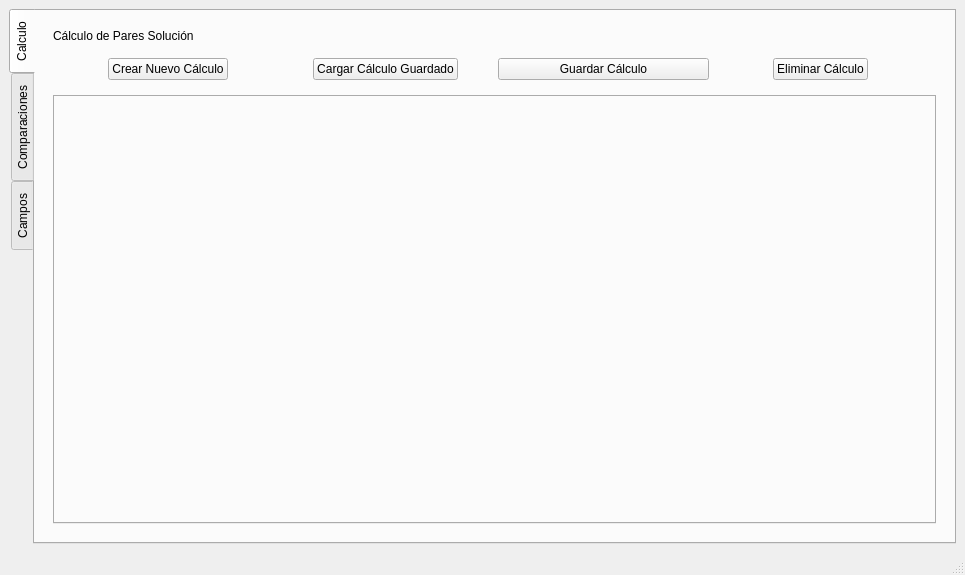
Before: the Qt Designer form src/designer/main_application.ui in fer90/taller3-tpfinal, drawn with Qt 5.
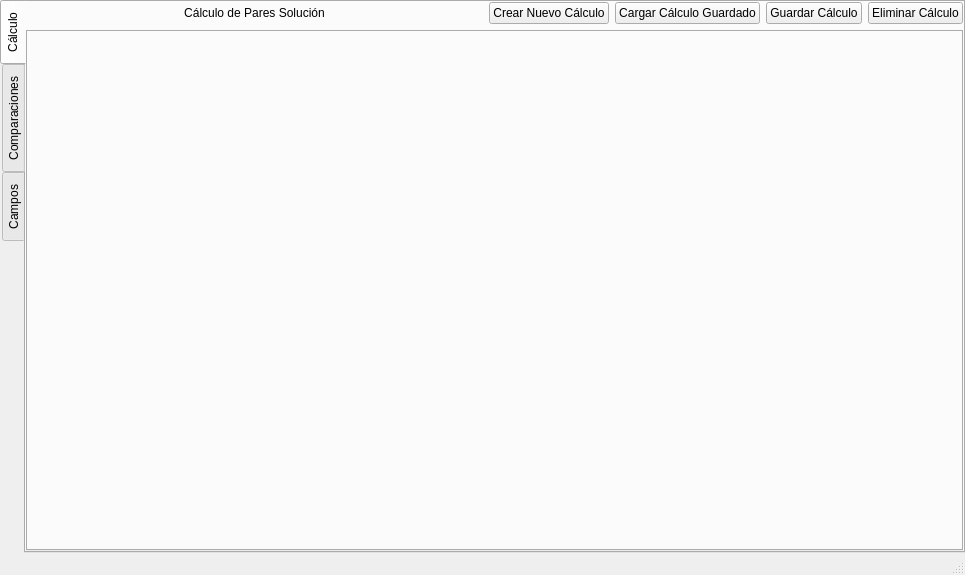
After: the same form once the commit is applied.

```diff
--- a/src/designer/main_application.ui
+++ b/src/designer/main_application.ui
@@ -15,6 +15,9 @@
   </property>
   <widget class="QWidget" name="centralwidget">
    <layout class="QHBoxLayout" name="horizontalLayout">
+    <property name="margin">
+     <number>0</number>
+    </property>
     <item>
      <widget class="QTabWidget" name="MainWindowTab">
       <property name="tabPosition">
@@ -25,25 +28,18 @@
       </property>
       <widget class="QWidget" name="calculation_window">
        <attribute name="title">
-        <string>Calculo</string>
+        <string>Cálculo</string>
        </attribute>
        <layout class="QVBoxLayout" name="verticalLayout_5">
+        <property name="margin">
+         <number>0</number>
+        </property>
         <item>
          <widget class="QWidget" name="calculation_window_container" native="true">
           <layout class="QVBoxLayout" name="verticalLayout_4">
-           <item>
-            <widget class="QLabel" name="calculation_window_label">
-             <property name="sizePolicy">
-              <sizepolicy hsizetype="Preferred" vsizetype="Minimum">
-               <horstretch>0</horstretch>
-               <verstretch>0</verstretch>
-              </sizepolicy>
-             </property>
-             <property name="text">
-              <string>Cálculo de Pares Solución</string>
-             </property>
-            </widget>
-           </item>
+           <property name="margin">
+            <number>0</number>
+           </property>
            <item>
             <widget class="QWidget" name="calculation_management_buttons_container" native="true">
              <property name="sizePolicy">
@@ -53,8 +49,33 @@
               </sizepolicy>
              </property>
              <layout class="QHBoxLayout" name="horizontalLayout_3">
-              <item alignment="Qt::AlignHCenter">
+              <property name="margin">
+               <number>0</number>
+              </property>
+              <item>
+               <widget class="QLabel" name="calculation_window_label">
+                <property name="sizePolicy">
+                 <sizepolicy hsizetype="MinimumExpanding" vsizetype="Minimum">
+                  <horstretch>0</horstretch>
+                  <verstretch>0</verstretch>
+                 </sizepolicy>
+                </property>
+                <property name="text">
+                 <string>Cálculo de Pares Solución</string>
+                </property>
+                <property name="alignment">
+                 <set>Qt::AlignCenter</set>
+                </property>
+               </widget>
+              </item>
+              <item>
                <widget class="QPushButton" name="create_new_calculation_button">
+                <property name="sizePolicy">
+                 <sizepolicy hsizetype="Minimum" vsizetype="Fixed">
+                  <horstretch>0</horstretch>
+                  <verstretch>0</verstretch>
+                 </sizepolicy>
+                </property>
                 <property name="text">
                  <string>Crear Nuevo Cálculo</string>
                 </property>
@@ -62,6 +83,12 @@
               </item>
               <item alignment="Qt::AlignHCenter">
                <widget class="QPushButton" name="open_saved_calculation_button">
+                <property name="sizePolicy">
+                 <sizepolicy hsizetype="Minimum" vsizetype="Fixed">
+                  <horstretch>0</horstretch>
+                  <verstretch>0</verstretch>
+                 </sizepolicy>
+                </property>
                 <property name="text">
                  <string>Cargar Cálculo Guardado</string>
                 </property>
@@ -69,6 +96,12 @@
               </item>
               <item>
                <widget class="QPushButton" name="save_calculation_button">
+                <property name="sizePolicy">
+                 <sizepolicy hsizetype="Minimum" vsizetype="Fixed">
+                  <horstretch>0</horstretch>
+                  <verstretch>0</verstretch>
+                 </sizepolicy>
+                </property>
                 <property name="text">
                  <string>Guardar Cálculo</string>
                 </property>
@@ -76,6 +109,12 @@
               </item>
               <item alignment="Qt::AlignHCenter">
                <widget class="QPushButton" name="delete_calculation_button">
+                <property name="sizePolicy">
+                 <sizepolicy hsizetype="Minimum" vsizetype="Fixed">
+                  <horstretch>0</horstretch>
+                  <verstretch>0</verstretch>
+                 </sizepolicy>
+                </property>
                 <property name="text">
                  <string>Eliminar Cálculo</string>
                 </property>
@@ -101,9 +140,15 @@
         <string>Comparaciones</string>
        </attribute>
        <layout class="QHBoxLayout" name="horizontalLayout_4">
+        <property name="margin">
+         <number>0</number>
+        </property>
         <item>
          <widget class="QWidget" name="comparation_container" native="true">
           <layout class="QHBoxLayout" name="horizontalLayout_5">
+           <property name="margin">
+            <number>0</number>
+           </property>
            <item>
             <widget class="QWidget" name="matplot_toolbar_container" native="true">
              <property name="sizePolicy">
@@ -113,6 +158,9 @@
               </sizepolicy>
              </property>
              <layout class="QVBoxLayout" name="verticalLayout">
+              <property name="margin">
+               <number>0</number>
+              </property>
               <item>
                <widget class="QWidget" name="matplot_container" native="true">
                 <property name="sizePolicy">
@@ -121,7 +169,11 @@
                   <verstretch>0</verstretch>
                  </sizepolicy>
                 </property>
-                <layout class="QVBoxLayout" name="verticalLayout_7"/>
+                <layout class="QVBoxLayout" name="verticalLayout_7">
+                 <property name="margin">
+                  <number>0</number>
+                 </property>
+                </layout>
                </widget>
               </item>
               <item>
@@ -138,7 +190,11 @@
                   <height>50</height>
                  </size>
                 </property>
-                <layout class="QVBoxLayout" name="verticalLayout_8"/>
+                <layout class="QVBoxLayout" name="verticalLayout_8">
+                 <property name="margin">
+                  <number>0</number>
+                 </property>
+                </layout>
                </widget>
               </item>
              </layout>
@@ -159,6 +215,9 @@
               </size>
              </property>
              <layout class="QVBoxLayout" name="verticalLayout_6">
+              <property name="margin">
+               <number>0</number>
+              </property>
               <item>
                <widget class="QListView" name="saved_calculation_list">
                 <property name="sizePolicy">
@@ -204,19 +263,37 @@
         <string>Campos</string>
        </attribute>
        <layout class="QVBoxLayout" name="verticalLayout_2">
+        <property name="margin">
+         <number>0</number>
+        </property>
         <item>
          <widget class="QWidget" name="field_window_container" native="true">
           <layout class="QVBoxLayout" name="verticalLayout_3">
-           <item>
-            <widget class="QLabel" name="field_calculation_window_name_label">
-             <property name="text">
-              <string>Campos Oscilatorios</string>
-             </property>
-            </widget>
-           </item>
+           <property name="margin">
+            <number>0</number>
+           </property>
            <item>
             <widget class="QWidget" name="widget_2" native="true">
              <layout class="QHBoxLayout" name="horizontalLayout_2">
+              <property name="margin">
+               <number>0</number>
+              </property>
+              <item>
+               <widget class="QLabel" name="field_calculation_window_name_label">
+                <property name="sizePolicy">
+                 <sizepolicy hsizetype="MinimumExpanding" vsizetype="Preferred">
+                  <horstretch>0</horstretch>
+                  <verstretch>0</verstretch>
+                 </sizepolicy>
+                </property>
+                <property name="text">
+                 <string>Campos Oscilatorios</string>
+                </property>
+                <property name="alignment">
+                 <set>Qt::AlignCenter</set>
+                </property>
+               </widget>
+              </item>
               <item alignment="Qt::AlignHCenter">
                <widget class="QPushButton" name="create_field_calculation_button">
                 <property name="text">
@@ -227,7 +304,7 @@
               <item alignment="Qt::AlignHCenter">
                <widget class="QPushButton" name="open_saved_field_calculation">
                 <property name="text">
-                 <string>Cargar Cálculo de Campo Guardado</string>
+                 <string>Cargar Campo Guardado</string>
                 </property>
                </widget>
               </item>
```
